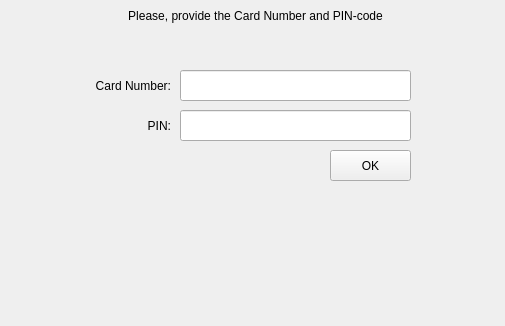
Qt form client/client/gui/widgets/authwidget.ui (eugeniashurko/ATM) before a commit.
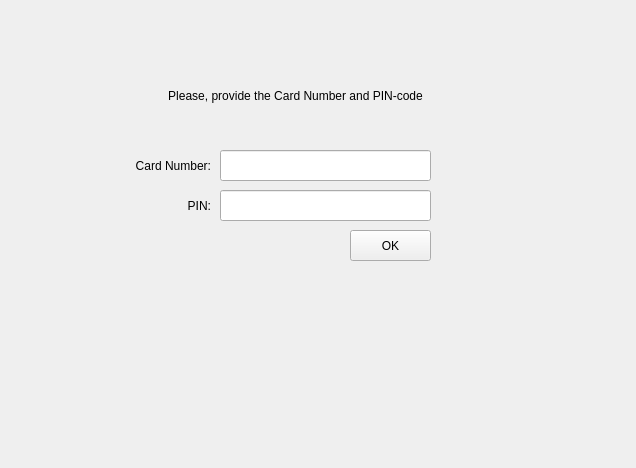
The same form after that commit.

Patch:
```diff
--- a/client/client/gui/widgets/authwidget.ui
+++ b/client/client/gui/widgets/authwidget.ui
@@ -6,8 +6,8 @@
    <rect>
     <x>0</x>
     <y>0</y>
-    <width>505</width>
-    <height>326</height>
+    <width>636</width>
+    <height>468</height>
    </rect>
   </property>
   <property name="minimumSize">
@@ -25,8 +25,8 @@
   <widget class="QPushButton" name="authButton">
    <property name="geometry">
     <rect>
-     <x>330</x>
-     <y>150</y>
+     <x>350</x>
+     <y>230</y>
      <width>81</width>
      <height>31</height>
     </rect>
@@ -38,9 +38,9 @@
   <widget class="QLineEdit" name="pinInput">
    <property name="geometry">
     <rect>
-     <x>180</x>
-     <y>110</y>
-     <width>231</width>
+     <x>220</x>
+     <y>190</y>
+     <width>211</width>
      <height>31</height>
     </rect>
    </property>
@@ -57,8 +57,8 @@
   <widget class="QLabel" name="cardNumberLabel">
    <property name="geometry">
     <rect>
-     <x>60</x>
-     <y>70</y>
+     <x>100</x>
+     <y>150</y>
      <width>111</width>
      <height>31</height>
     </rect>
@@ -73,8 +73,8 @@
   <widget class="QLabel" name="pinLabel">
    <property name="geometry">
     <rect>
-     <x>100</x>
-     <y>110</y>
+     <x>140</x>
+     <y>190</y>
      <width>71</width>
      <height>31</height>
     </rect>
@@ -89,8 +89,8 @@
   <widget class="QLabel" name="authMessage">
    <property name="geometry">
     <rect>
-     <x>70</x>
-     <y>0</y>
+     <x>110</x>
+     <y>80</y>
      <width>371</width>
      <height>31</height>
     </rect>
@@ -108,9 +108,9 @@
   <widget class="QLineEdit" name="cadNumberInput">
    <property name="geometry">
     <rect>
-     <x>180</x>
-     <y>70</y>
-     <width>231</width>
+     <x>220</x>
+     <y>150</y>
+     <width>211</width>
      <height>31</height>
     </rect>
    </property>
@@ -121,8 +121,8 @@
   <widget class="QLabel" name="errorLabel">
    <property name="geometry">
     <rect>
-     <x>60</x>
-     <y>30</y>
+     <x>100</x>
+     <y>110</y>
      <width>391</width>
      <height>31</height>
     </rect>
```
